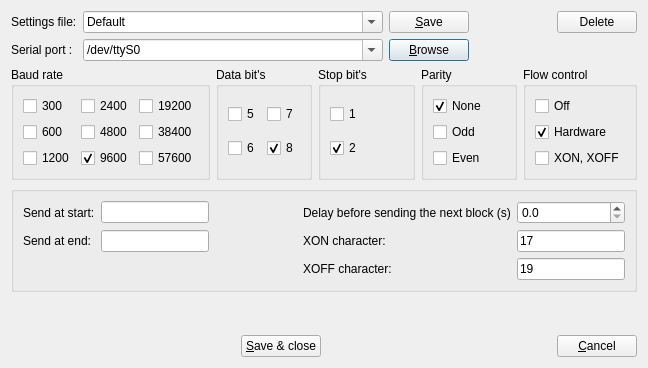
Above: src/spconfigdialog.ui from GCodeProjects/GCodeWorkShop before the change. Below: the same form after it.
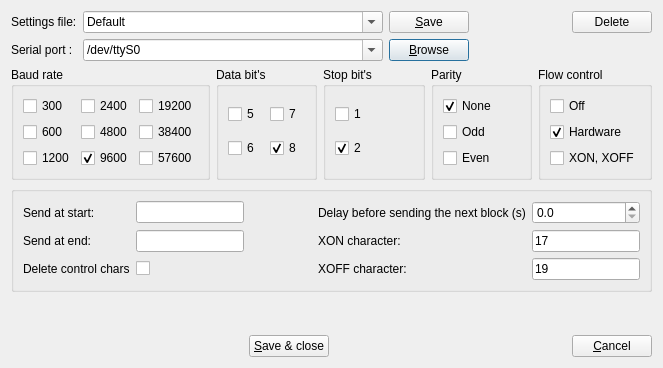
That is the form after the change. Icons and pictures are not drawn.

The edit to the form file:
```diff
--- a/src/spconfigdialog.ui
+++ b/src/spconfigdialog.ui
@@ -6,7 +6,7 @@
    <rect>
     <x>0</x>
     <y>0</y>
-    <width>648</width>
+    <width>663</width>
     <height>368</height>
    </rect>
   </property>
@@ -572,6 +572,20 @@
         </property>
        </widget>
       </item>
+      <item row="4" column="1">
+       <widget class="QCheckBox" name="deleteControlChars">
+        <property name="text">
+         <string/>
+        </property>
+       </widget>
+      </item>
+      <item row="4" column="0">
+       <widget class="QLabel" name="label_7">
+        <property name="text">
+         <string>Delete control chars</string>
+        </property>
+       </widget>
+      </item>
      </layout>
     </widget>
    </item>
```
Left out of the diff: 14 changed lines with no effect on the pictures.
